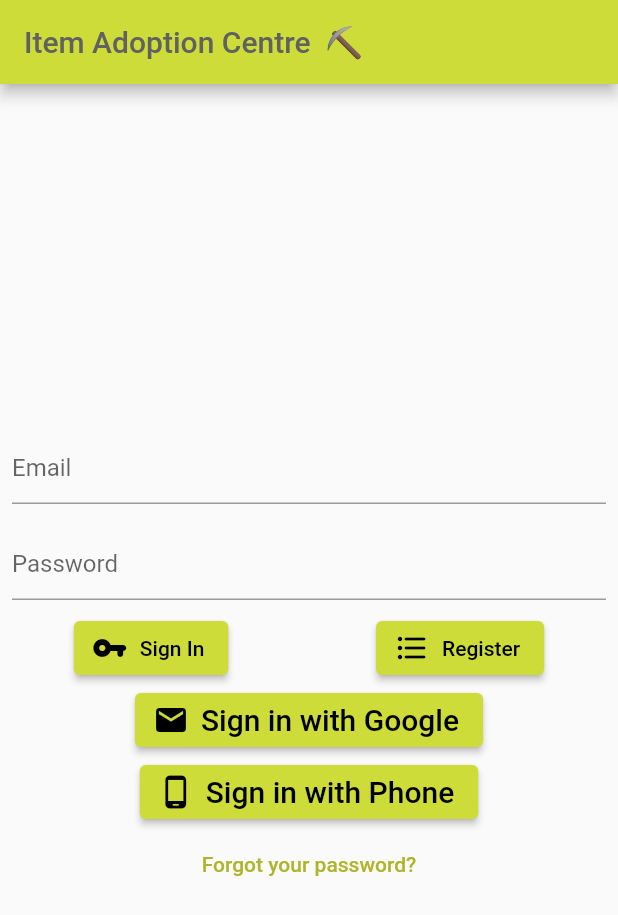
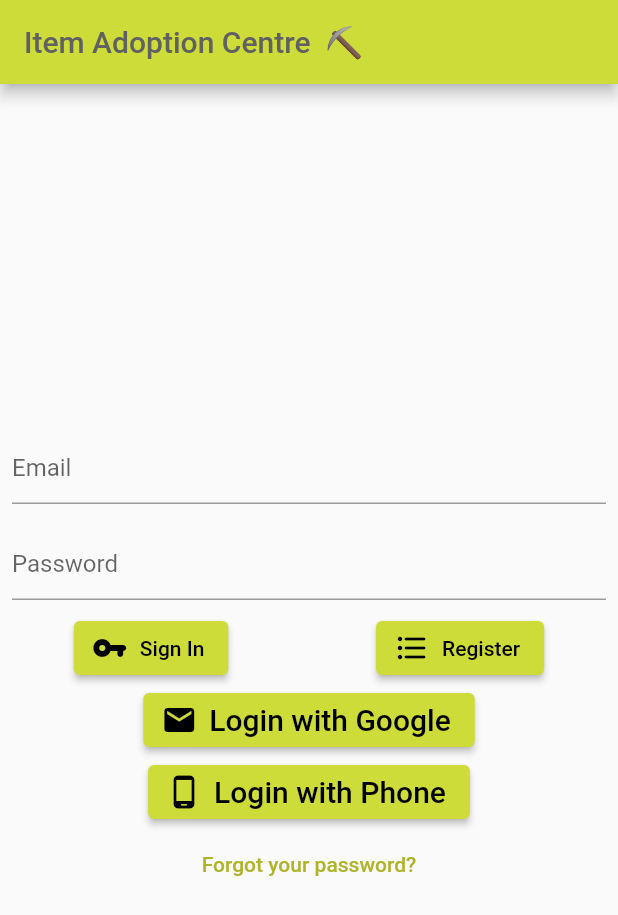
Before and after one commit to srinjoychakravarty/adopt-an-item, a Flutter app: the screen it shows after launch, on a phone screen of 412 x 824 dp. Shown: the top 915 px of the screen. Run offline on Flutter 3.47's test engine with Material 2 defaults, Android fonts, the phone set to English and light mode, and no system bars; our stand-ins replace cloud_firestore, extended_image, firebase_auth, firebase_core, firebase_database, firebase_storage and 6 more; missing offline and left inert: firebase_ml_vision; accounts and stored records are empty.

Commit message:
:pencil2: :hammer: :wrench: :lipstick:
--replaced "sign in" with "login". --

```diff
--- a/lib/src/screens/login.dart
+++ b/lib/src/screens/login.dart
@@ -110,7 +110,7 @@ class _LoginScreenState extends State<LoginScreen> {
                   color: Colors.black, //white or black
                 ),
                 label: Text(
-                  'Sign in with Google',
+                  'Login with Google',
                   style: TextStyle(
                       fontSize: 20, color: Colors.black), //white or black
                 ),
@@ -132,7 +132,7 @@ class _LoginScreenState extends State<LoginScreen> {
                   color: Colors.black, //white or black
                 ),
                 label: Text(
-                  'Sign in with Phone',
+                  'Login with Phone',
                   style: TextStyle(
                       fontSize: 20, color: Colors.black), //white or black
                 ),
```
